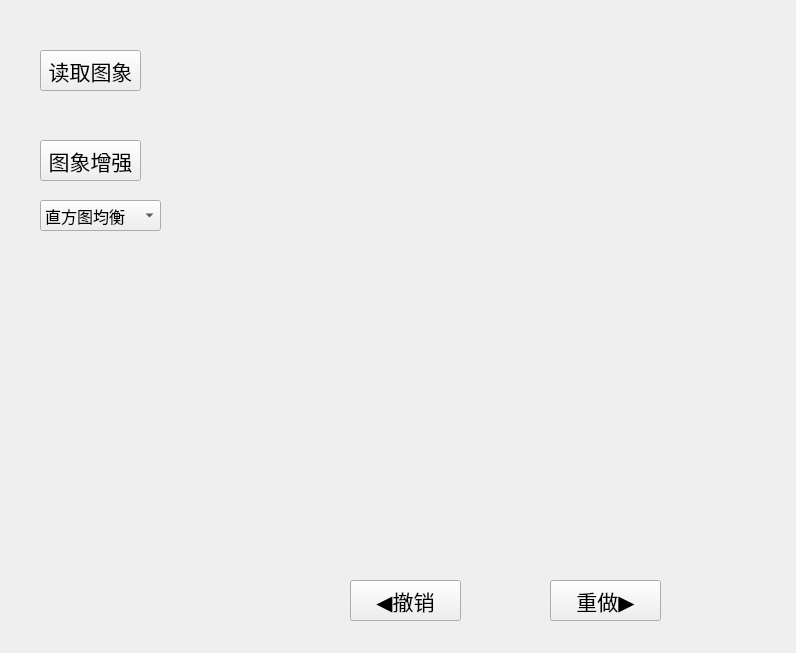
Before: the Qt Designer form Widget.ui in LongLong208/PACS, drawn with Qt 5.
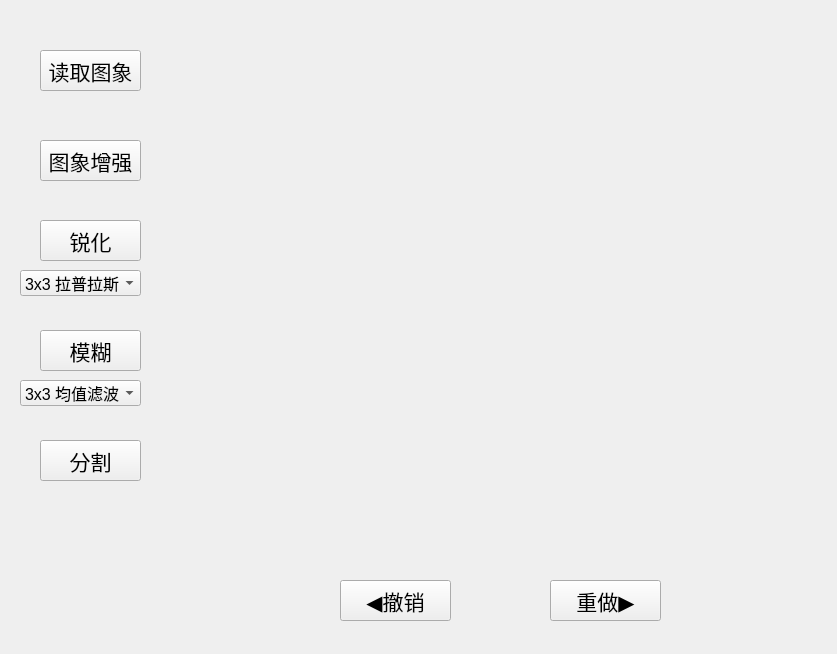
After: the same form once the commit is applied.

What changed in the file:
```diff
--- a/Widget.ui
+++ b/Widget.ui
@@ -6,8 +6,8 @@
    <rect>
     <x>0</x>
     <y>0</y>
-    <width>796</width>
-    <height>653</height>
+    <width>837</width>
+    <height>654</height>
    </rect>
   </property>
   <property name="windowTitle">
@@ -35,7 +35,7 @@
   <widget class="QLabel" name="imageLabel">
    <property name="geometry">
     <rect>
-     <x>230</x>
+     <x>240</x>
      <y>30</y>
      <width>512</width>
      <height>512</height>
@@ -64,35 +64,10 @@
     <string>图象增强</string>
    </property>
   </widget>
-  <widget class="QComboBox" name="enhanceChoose">
-   <property name="geometry">
-    <rect>
-     <x>40</x>
-     <y>200</y>
-     <width>121</width>
-     <height>31</height>
-    </rect>
-   </property>
-   <property name="font">
-    <font>
-     <pointsize>12</pointsize>
-    </font>
-   </property>
-   <item>
-    <property name="text">
-     <string>直方图均衡</string>
-    </property>
-   </item>
-   <item>
-    <property name="text">
-     <string>拉普拉斯</string>
-    </property>
-   </item>
-  </widget>
   <widget class="QPushButton" name="undoBtn">
    <property name="geometry">
     <rect>
-     <x>350</x>
+     <x>340</x>
      <y>580</y>
      <width>111</width>
      <height>41</height>
@@ -125,6 +100,123 @@
     <string>重做▶</string>
    </property>
   </widget>
+  <widget class="QPushButton" name="sharpenBtn">
+   <property name="geometry">
+    <rect>
+     <x>40</x>
+     <y>220</y>
+     <width>101</width>
+     <height>41</height>
+    </rect>
+   </property>
+   <property name="font">
+    <font>
+     <family>Arial</family>
+     <pointsize>16</pointsize>
+    </font>
+   </property>
+   <property name="text">
+    <string>锐化</string>
+   </property>
+  </widget>
+  <widget class="QComboBox" name="sharpenOpChoose">
+   <property name="geometry">
+    <rect>
+     <x>20</x>
+     <y>270</y>
+     <width>121</width>
+     <height>26</height>
+    </rect>
+   </property>
+   <property name="font">
+    <font>
+     <pointsize>12</pointsize>
+    </font>
+   </property>
+   <item>
+    <property name="text">
+     <string>3x3 拉普拉斯</string>
+    </property>
+   </item>
+   <item>
+    <property name="text">
+     <string>5x5 拉普拉斯</string>
+    </property>
+   </item>
+  </widget>
+  <widget class="QPushButton" name="blurBtn">
+   <property name="geometry">
+    <rect>
+     <x>40</x>
+     <y>330</y>
+     <width>101</width>
+     <height>41</height>
+    </rect>
+   </property>
+   <property name="font">
+    <font>
+     <family>Arial</family>
+     <pointsize>16</pointsize>
+    </font>
+   </property>
+   <property name="text">
+    <string>模糊</string>
+   </property>
+  </widget>
+  <widget class="QComboBox" name="blurChoose">
+   <property name="geometry">
+    <rect>
+     <x>20</x>
+     <y>380</y>
+     <width>121</width>
+     <height>26</height>
+    </rect>
+   </property>
+   <property name="font">
+    <font>
+     <pointsize>12</pointsize>
+    </font>
+   </property>
+   <item>
+    <property name="text">
+     <string>3x3 均值滤波</string>
+    </property>
+   </item>
+   <item>
+    <property name="text">
+     <string>5x5 均值滤波</string>
+    </property>
+   </item>
+   <item>
+    <property name="text">
+     <string>3x3 中值滤波</string>
+    </property>
+   </item>
+   <item>
+    <property name="text">
+     <string>5x5 中值滤波</string>
+    </property>
+   </item>
+  </widget>
+  <widget class="QPushButton" name="segmentationBtn">
+   <property name="geometry">
+    <rect>
+     <x>40</x>
+     <y>440</y>
+     <width>101</width>
+     <height>41</height>
+    </rect>
+   </property>
+   <property name="font">
+    <font>
+     <family>Arial</family>
+     <pointsize>16</pointsize>
+    </font>
+   </property>
+   <property name="text">
+    <string>分割</string>
+   </property>
+  </widget>
  </widget>
  <resources/>
  <connections/>
```
